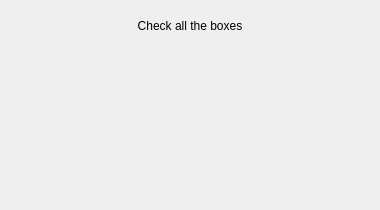
The window that WinBlitz/CheckBox.ui (PyroWilDx/WinBlitz) describes before a commit, drawn with Qt 5.
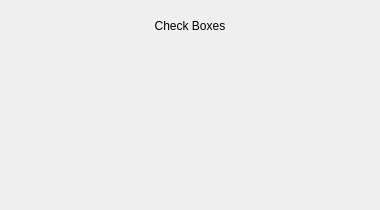
The same window after the commit.

Patch:
```diff
--- a/WinBlitz/CheckBox.ui
+++ b/WinBlitz/CheckBox.ui
@@ -23,7 +23,7 @@
     </rect>
    </property>
    <property name="text">
-    <string>Check all the boxes</string>
+    <string>Check Boxes</string>
    </property>
    <property name="alignment">
     <set>Qt::AlignCenter</set>
```
